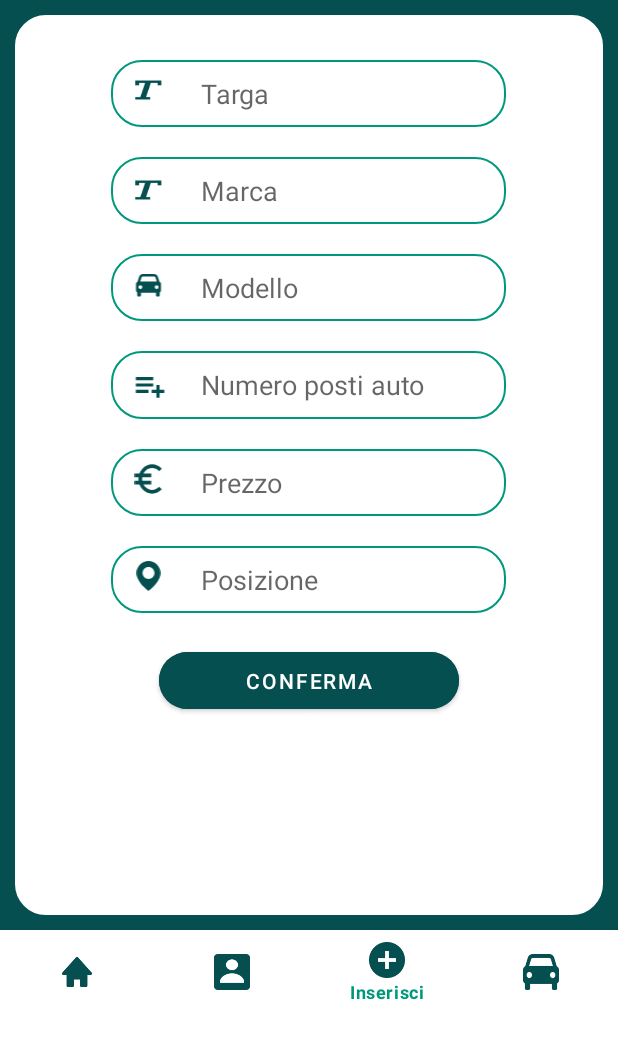
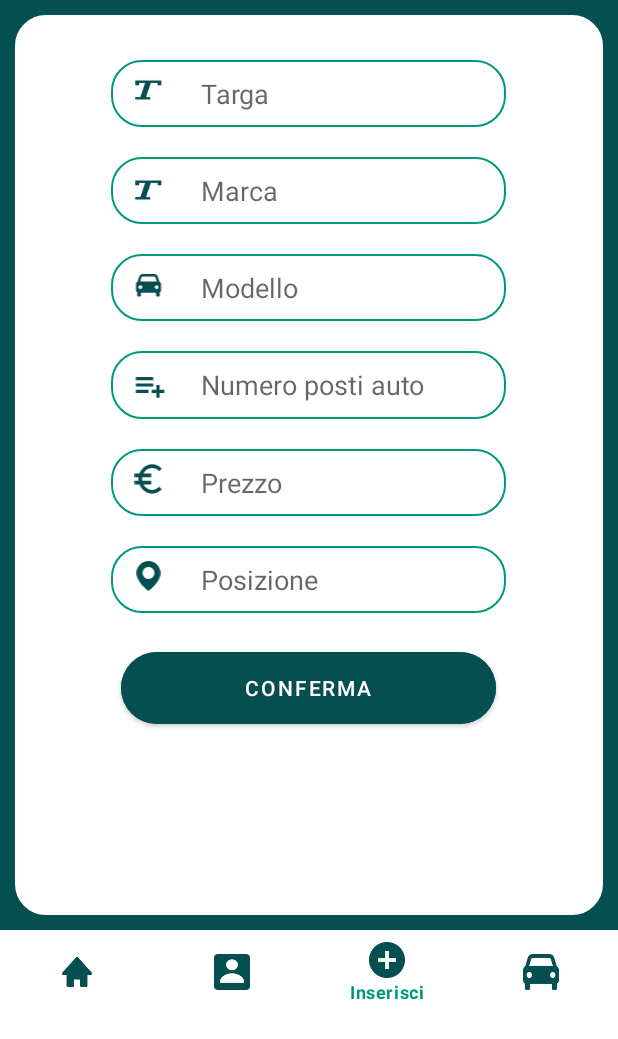
Before and after one commit to alessiomercurio/DriveTogether, an Android app: the InserimentoAutoActivity screen opened directly, with no data from a screen before it, on a phone screen of 412 x 824 dp. Shown: the top 1039 px of the screen. Run offline under Robolectric (Android 15) with nearby library versions, the phone set to English and light mode, and no system bars; Roboto replaces fonts that are not available here.

Commit message:
aggiustata l'activity inserimento auto 2.0

```diff
--- a/app/src/main/res/layout/activity_inserimento_auto.xml
+++ b/app/src/main/res/layout/activity_inserimento_auto.xml
@@ -205,8 +205,8 @@
 
                 <Button
                     android:id="@+id/confermaInserimentoAutoButton"
-                    android:layout_width="200dp"
-                    android:layout_height="50dp"
+                    android:layout_width="250dp"
+                    android:layout_height="60dp"
                     android:layout_gravity="center"
                     android:backgroundTint="#064F51"
                     android:text="Conferma"
```
